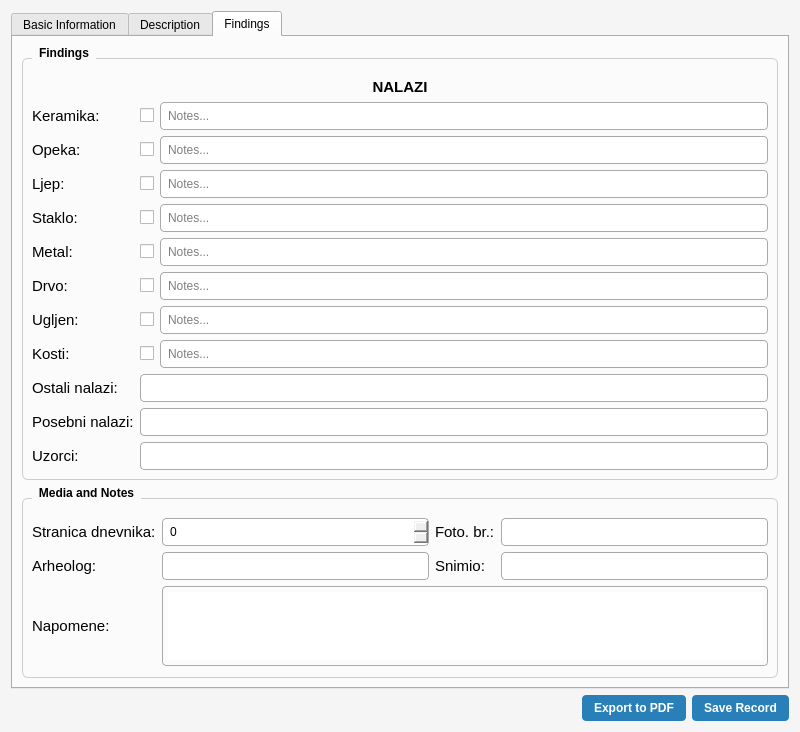
Before: the Qt Designer form ArheologijaPlus_dialog_base.ui in HRyohni/Arheologija, drawn with Qt 5.
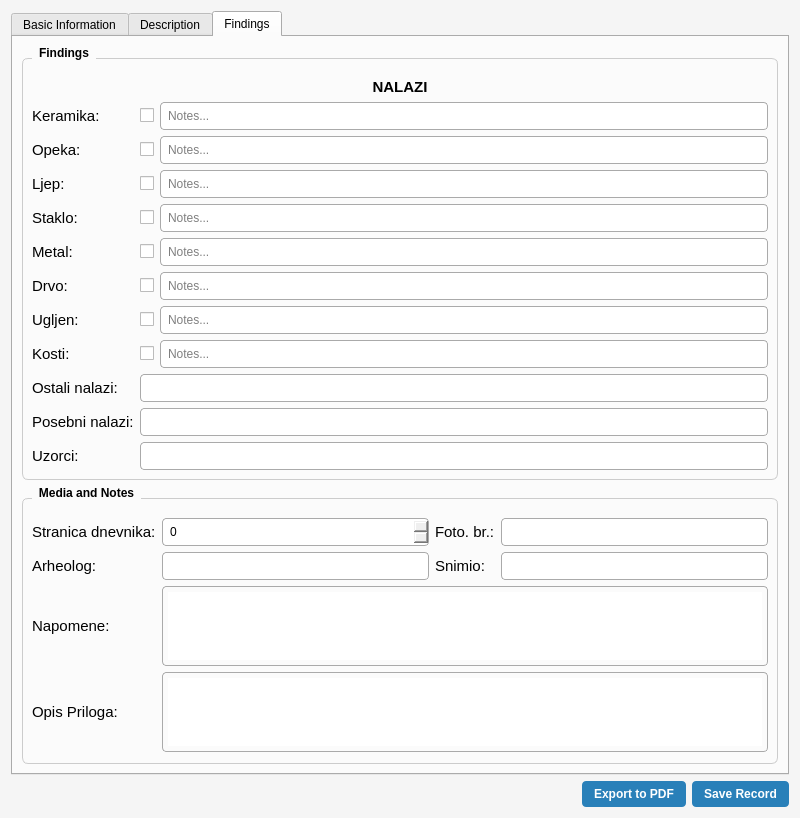
After: the same form once the commit is applied. The open tabs and pages were chosen to show the change.

```diff
--- a/ArheologijaPlus_dialog_base.ui
+++ b/ArheologijaPlus_dialog_base.ui
@@ -795,6 +795,23 @@
             </property>
            </widget>
           </item>
+          <item row="3" column="0">
+           <widget class="QLabel" name="labelAnnexDescription">
+            <property name="text">
+             <string>Opis Priloga:</string>
+            </property>
+           </widget>
+          </item>
+          <item row="3" column="1" colspan="3">
+           <widget class="QTextEdit" name="textEditAnnexDescription">
+            <property name="maximumSize">
+             <size>
+              <width>16777215</width>
+              <height>80</height>
+             </size>
+            </property>
+           </widget>
+          </item>
          </layout>
         </widget>
        </item>
```
Left out of the diff: 21 changed lines with no effect on the pictures.
